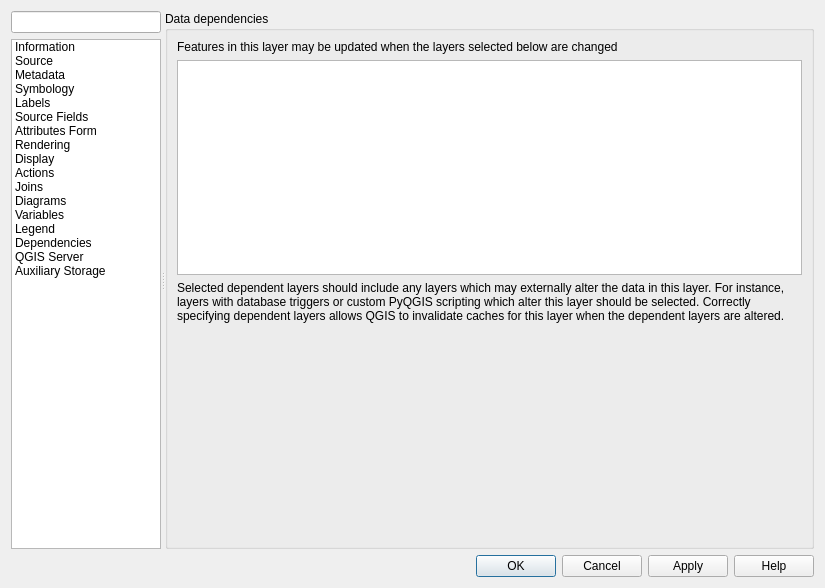
Above: src/ui/qgsvectorlayerpropertiesbase.ui from qgis/QGIS before the change. Below: the same form after it.
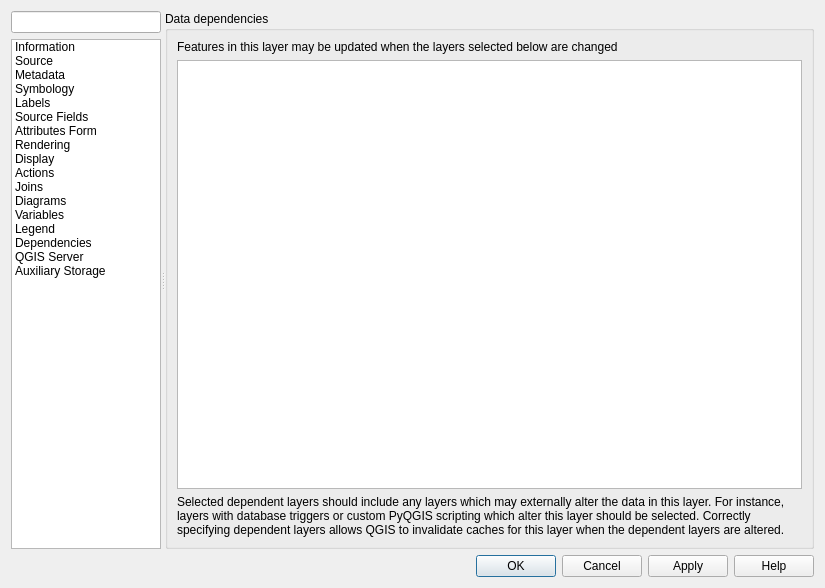
That is the form after the change. The open tabs and pages were chosen to show the change. Icons and pictures are not drawn. Custom widgets are drawn as their Qt base class.

Commit message: Make frames expandable and cover needed space

What changed in the file:
```diff
--- a/src/ui/qgsvectorlayerpropertiesbase.ui
+++ b/src/ui/qgsvectorlayerpropertiesbase.ui
@@ -1588,19 +1588,6 @@
                 </property>
                </widget>
               </item>
-              <item>
-               <spacer name="verticalSpacer_4">
-                <property name="orientation">
-                 <enum>Qt::Vertical</enum>
-                </property>
-                <property name="sizeHint" stdset="0">
-                 <size>
-                  <width>20</width>
-                  <height>40</height>
-                 </size>
-                </property>
-               </spacer>
-              </item>
              </layout>
             </widget>
            </item>
```
Left out of the diff: 6 changed lines with no effect on the pictures.
